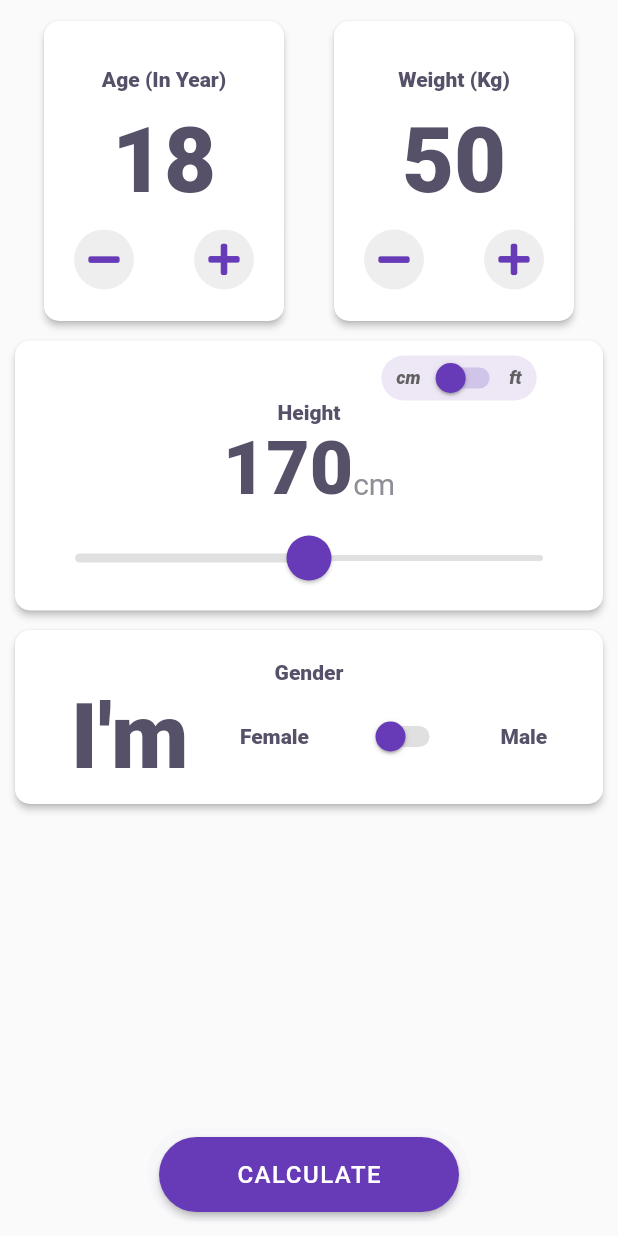
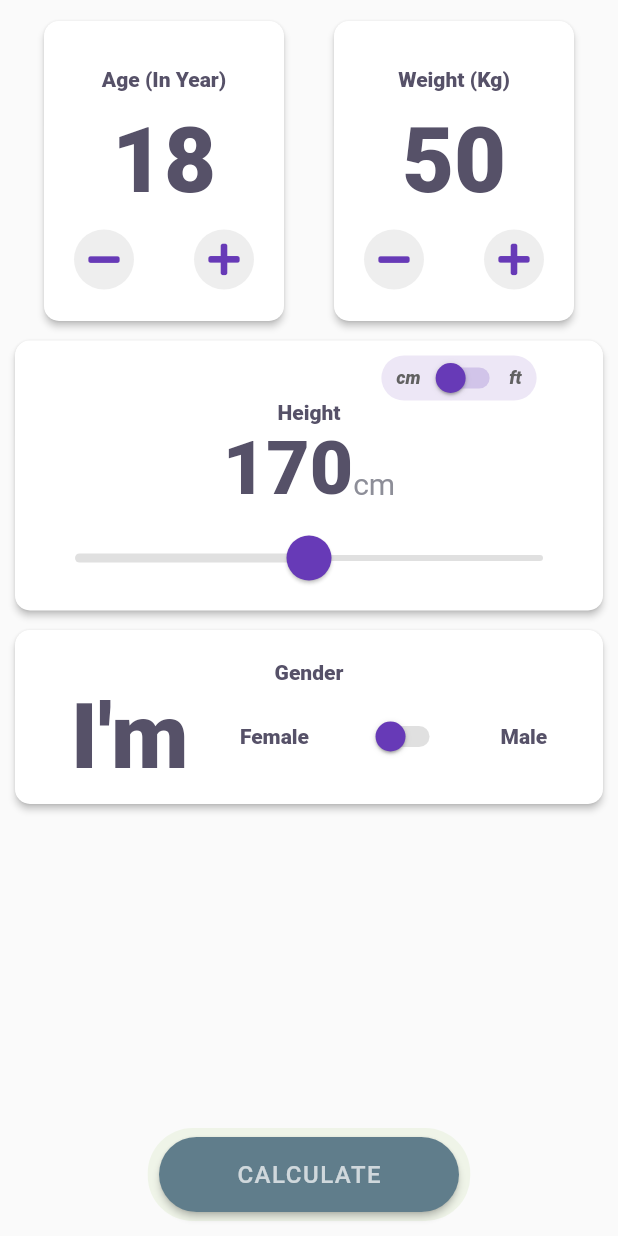
Before and after one commit to mnaumantahir/BMI-Calculator, a Flutter app: the BMIMain screen opened directly, on a phone screen of 412 x 824 dp. Run offline on Flutter 3.47's test engine with Material 2 defaults, Android fonts, the phone set to English and light mode, and no system bars; our stand-ins replace animated_text_kit, font_awesome_flutter, share, shared_preferences; missing offline and left inert: dart:ffi, drawerbehavior, flutter_responsive_screen, get_version, launch_review; accounts and stored records are empty.

Commit message:
Changing Colors into Attractive Colors of Buttons..

```diff
--- a/lib/Screens/bmi_main.dart
+++ b/lib/Screens/bmi_main.dart
@@ -103,11 +103,11 @@ class _BMIMainState extends State<BMIMain> with SingleTickerProviderStateMixin {
                   child: Text(
                     'Calculate'.toUpperCase(),
                     style: TextStyle(
-                        color: Color(0xFF013487),
+                        color: Colors.lightGreen,
                         fontSize: 16.0,
                         letterSpacing: 1),
                   ),
-                  color: Color.fromRGBO(179, 157, 219, 0.4),
+                  color: Colors.lightGreen,
                   elevation: 0.0,
                   clipBehavior: Clip.antiAliasWithSaveLayer,
                   minWidth: 215.0,
@@ -126,9 +126,9 @@ class _BMIMainState extends State<BMIMain> with SingleTickerProviderStateMixin {
                 child: Text(
                   'Calculate'.toUpperCase(),
                   style: TextStyle(
-                      color: Colors.white, fontSize: 16.0, letterSpacing: 1),
+                      color: Colors.white70, fontSize: 16.0, letterSpacing: 1),
                 ),
-                color: Colors.deepPurple,
+                color: Colors.blueGrey,
                 elevation: 2.0,
                 clipBehavior: Clip.antiAliasWithSaveLayer,
                 minWidth: 200.0,
@@ -160,10 +160,10 @@ class _BMIMainState extends State<BMIMain> with SingleTickerProviderStateMixin {
         )),
       )),
       value: SystemUiOverlayStyle(
-        systemNavigationBarColor: Colors.transparent,
-        systemNavigationBarDividerColor: Colors.black,
+        systemNavigationBarColor: Colors.deepOrange,
+        systemNavigationBarDividerColor: Colors.red,
         systemNavigationBarIconBrightness: Brightness.dark,
-        statusBarColor: Colors.transparent,
+        statusBarColor: Colors.redAccent,
       ),
     );
   }
@@ -252,7 +252,7 @@ class _MaleState extends State<Male> {
                                 }
                               });
                             },
-                            color: Colors.deepPurple,
+                            color: Colors.red,
                           ),
                         ),
                         onLongPressStart: (details) {
@@ -275,7 +275,7 @@ class _MaleState extends State<Male> {
                                 age++;
                               });
                             },
-                            color: Colors.deepPurple,
+                            color: Colors.red,
                           ),
                         ),
                         onLongPressStart: (details) {
@@ -378,7 +378,7 @@ class _FemaleState extends State<Female> {
                                   }
                                 });
                               },
-                              color: Colors.deepPurple,
+                              color: Colors.green,
                             ),
                           ),
                           onLongPressStart: (details) {
@@ -401,7 +401,7 @@ class _FemaleState extends State<Female> {
                                   weight++;
                                 });
                               },
-                              color: Colors.deepPurple,
+                              color: Colors.blue,
                             ),
                           ),
                           onLongPressStart: (details) {
```
